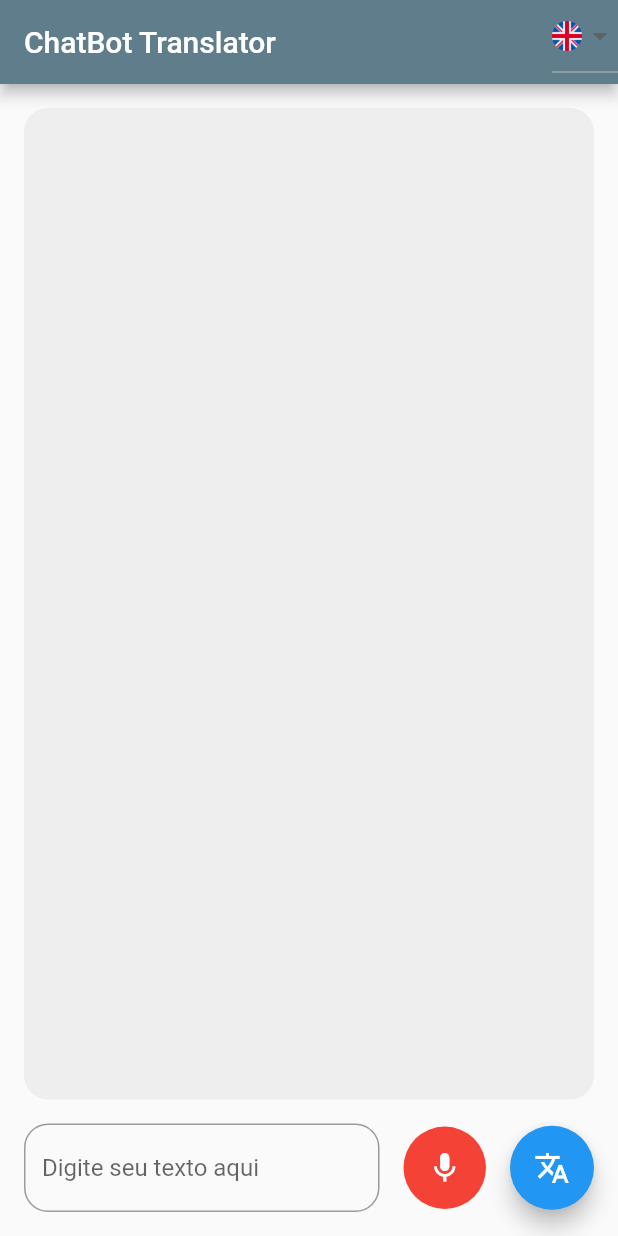
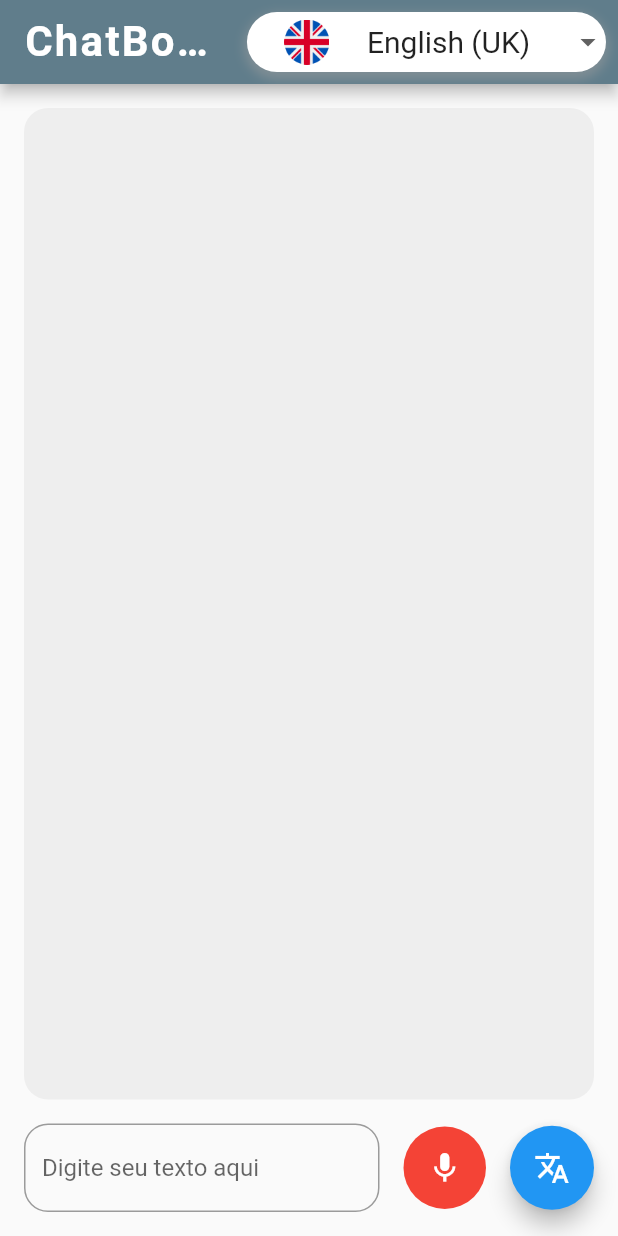
Before and after one commit to ramonfrsantos/chat-translator-flutter-app, a Flutter app: the screen it shows after launch, on a phone screen of 412 x 824 dp. Run offline on Flutter 3.47's test engine with Material 2 defaults, Android fonts, the phone set to English and light mode, and no system bars; our stand-ins replace flutter_tts, speech_to_text; missing offline and left inert: translator; Roboto replaces fonts that are missing (Montserrat).

Commit message:
melhorando a interface do app

```diff
--- a/chatbottranslator/lib/main.dart
+++ b/chatbottranslator/lib/main.dart
@@ -1,3 +1,4 @@
+import 'package:flutter/foundation.dart';
 import 'package:flutter/material.dart';
 import 'package:translator/translator.dart';
 import 'package:speech_to_text/speech_to_text.dart' as stt;
@@ -35,6 +36,7 @@ class _ChatBotPageState extends State<ChatBotPage> {
   final _speech = stt.SpeechToText();
   final _tts = FlutterTts();
 
+  final TextEditingController _inputTextController = TextEditingController();
   final _inputTextNotifier = ValueNotifier<String>('');
 
   String _selectedLanguage = 'en-GB';
@@ -71,7 +73,7 @@ class _ChatBotPageState extends State<ChatBotPage> {
       _speech.listen(onResult: (result) {
         setState(() {
           _inputTextNotifier.value = result.recognizedWords;
-          _translate();
+          _inputTextController.text = result.recognizedWords;
         });
       });
     }
@@ -88,49 +90,199 @@ class _ChatBotPageState extends State<ChatBotPage> {
   Widget build(BuildContext context) {
     return Scaffold(
       appBar: AppBar(
-        title: const Text('ChatBot Translator'),
+        title: const Text(
+          'ChatBot Translator',
+          style: TextStyle(
+            fontSize: 28,
+            fontWeight: FontWeight.bold,
+            fontFamily: 'Montserrat',
+            letterSpacing: 1.5,
+          ),
+        ),
+        centerTitle: false,
         actions: [
-          DropdownButton<String>(
+          Container(
+            margin: const EdgeInsets.all(8),
+            decoration: BoxDecoration(
+              color: Colors.white,
+              borderRadius: BorderRadius.circular(25.0),
+              boxShadow: [
+                BoxShadow(
+                  color: Colors.grey.withOpacity(0.5),
+                  spreadRadius: 2,
+                  blurRadius: 5,
+                  offset: const Offset(0, 3),
+                ),
+              ],
+            ),
+            child: DropdownButtonHideUnderline (
+              child: DropdownButton<String>(
                 value: _selectedLanguage,
-            items: const [
+                borderRadius: BorderRadius.circular(20),
+                icon: null,
+                autofocus: false,
+                focusColor: const Color.fromRGBO(0, 0, 0, 0.0),
+                underline: null,
+                elevation: 4,
+                items: [
                   DropdownMenuItem(
-                child: Image(
-                    image: AssetImage('assets/flags/usa.png'), height: 20),
+                    child: Row(
+                      children: const [
+                        SizedBox(width: 25),
+                        Image(
+                          image: AssetImage('assets/flags/usa.png'),
+                          height: 30,
+                        ),
+                        SizedBox(width: 25),
+                        Text(
+                          'English (US)',
+                          style: TextStyle(
+                            fontSize: 20,
+                            fontFamily: 'Montserrat',
+                          ),
+                        ),
+                      ],
+                    ),
                     value: 'en-US',
                   ),
                   DropdownMenuItem(
-                child: Image(
-                    image: AssetImage('assets/flags/uk.png'), height: 20),
+                    child: Row(
+                      children: const [
+                        SizedBox(width: 25),
+                        Image(
+                          image: AssetImage('assets/flags/uk.png'),
+                          height: 30,
+                        ),
+                        SizedBox(width: 25),
+                        Text(
+                          'English (UK)',
+                          style: TextStyle(
+                            fontSize: 20,
+                            fontFamily: 'Montserrat',
+                          ),
+                        ),
+                      ],
+                    ),
                     value: 'en-GB',
                   ),
                   DropdownMenuItem(
-                child: Image(
-                    image: AssetImage('assets/flags/spain.png'), height: 20),
+                    child: Row(
+                      children: const [
+                        SizedBox(width: 25),
+                        Image(
+                          image: AssetImage('assets/flags/spain.png'),
+                          height: 30,
+                        ),
+                        SizedBox(width: 25),
+                        Text(
+                          'Español',
+                          style: TextStyle(
+                            fontSize: 20,
+                            fontFamily: 'Montserrat',
+                          ),
+                        ),
+                      ],
+                    ),
                     value: 'es',
                   ),
                   DropdownMenuItem(
-                child: Image(
-                    image: AssetImage('assets/flags/france.png'), height: 20),
+                    child: Row(
+                      children: const [
+                        SizedBox(width: 25),
+                        Image(
+                          image: AssetImage('assets/flags/france.png'),
+                          height: 30,
+                        ),
+                        SizedBox(width: 25),
+                        Text(
+                          'Français',
+                          style: TextStyle(
+                            fontSize: 20,
+                            fontFamily: 'Montserrat',
+                          ),
+                        ),
+                      ],
+                    ),
                     value: 'fr',
                   ),
                   DropdownMenuItem(
-                child: Image(
-                    image: AssetImage('assets/flags/brazil.png'), height: 20),
+                    child: Row(
+                      children: const [
+                        SizedBox(width: 25),
+                        Image(
+                          image: AssetImage('assets/flags/brazil.png'),
+                          height: 30,
+                        ),
+                        SizedBox(width: 25),
+                        Text(
+                          'Português (BR)',
+                          style: TextStyle(
+                            fontSize: 20,
+                            fontFamily: 'Montserrat',
+                          ),
+                        ),
+                      ],
+                    ),
                     value: 'pt-BR',
                   ),
                   DropdownMenuItem(
-                child: Image(
-                    image: AssetImage('assets/flags/germany.png'), height: 20),
+                    child: Row(
+                      children: const [
+                        SizedBox(width: 25),
+                        Image(
+                          image: AssetImage('assets/flags/germany.png'),
+                          height: 30,
+                        ),
+                        SizedBox(width: 25),
+                        Text(
+                          'Deutsch',
+                          style: TextStyle(
+                            fontSize: 20,
+                            fontFamily: 'Montserrat',
+                          ),
+                        ),
+                      ],
+                    ),
                     value: 'de',
                   ),
                   DropdownMenuItem(
-                child: Image(
-                    image: AssetImage('assets/flags/italy.png'), height: 20),
+                    child: Row(
+                      children: const [
+                        SizedBox(width: 25),
+                        Image(
+                          image: AssetImage('assets/flags/italy.png'),
+                          height: 30,
+                        ),
+                        SizedBox(width: 25),
+                        Text(
+                          'Italiano',
+                          style: TextStyle(
+                            fontSize: 20,
+                            fontFamily: 'Montserrat',
+                          ),
+                        ),
+                      ],
+                    ),
                     value: 'it',
                   ),
                   DropdownMenuItem(
-                child: Image(
-                    image: AssetImage('assets/flags/japan.png'), height: 20),
+                    child: Row(
+                      children: const [
+                        SizedBox(width: 25),
+                        Image(
+                          image: AssetImage('assets/flags/japan.png'),
+                          height: 30,
+                        ),
+                        SizedBox(width: 25),
+                        Text(
+                          '日本語',
+                          style: TextStyle(
+                            fontSize: 20,
+                            fontFamily: 'Montserrat',
+                          ),
+                        ),
+                      ],
+                    ),
                     value: 'ja',
                   ),
                 ],
@@ -139,6 +291,8 @@ class _ChatBotPageState extends State<ChatBotPage> {
                     _selectedLanguage = value!;
                   });
                 },
+              ),
+            ),
           ),
         ],
       ),
@@ -169,6 +323,7 @@ class _ChatBotPageState extends State<ChatBotPage> {
               children: [
                 Expanded(
                   child: TextFormField(
+                    controller: _inputTextController,
                     decoration: InputDecoration(
                       hintText: 'Digite seu texto aqui',
                       border: OutlineInputBorder(
--- a/chatbottranslator/pubspec.yaml
+++ b/chatbottranslator/pubspec.yaml
@@ -48,6 +48,7 @@ dev_dependencies:
   flutter_tts: ^3.6.3
   translator: ^0.1.7
   speech_to_text: ^5.6.1
+
 # For information on the generic Dart part of this file, see the
 # following page: https://dart.dev/tools/pub/pubspec
 
```
Lines whose indentation alone changed are shown as unchanged.
